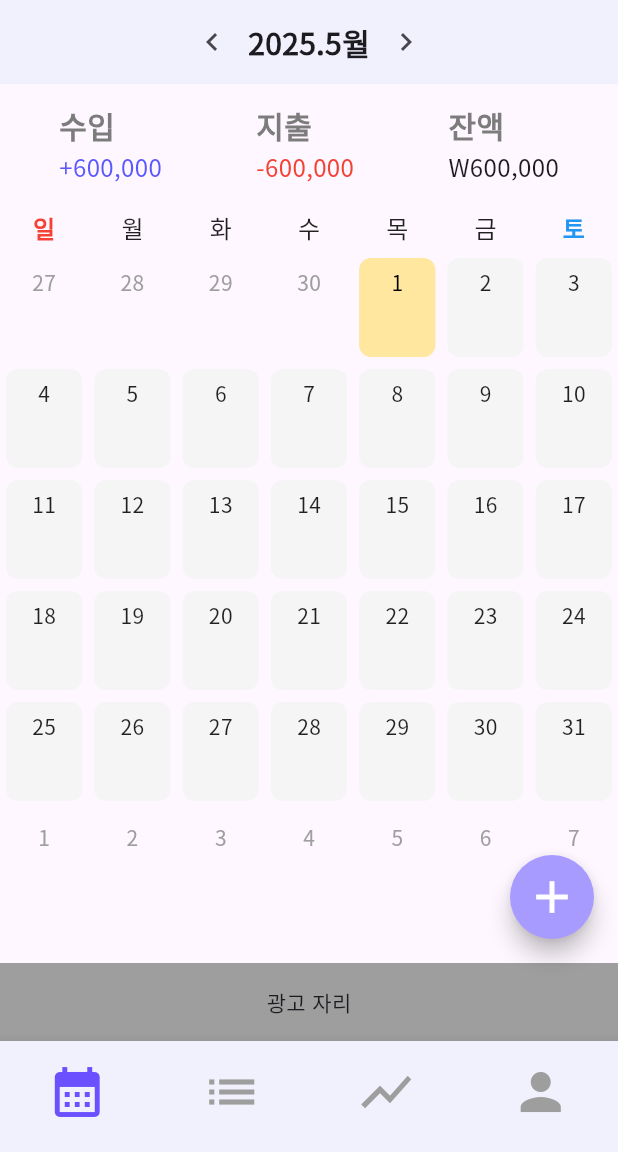
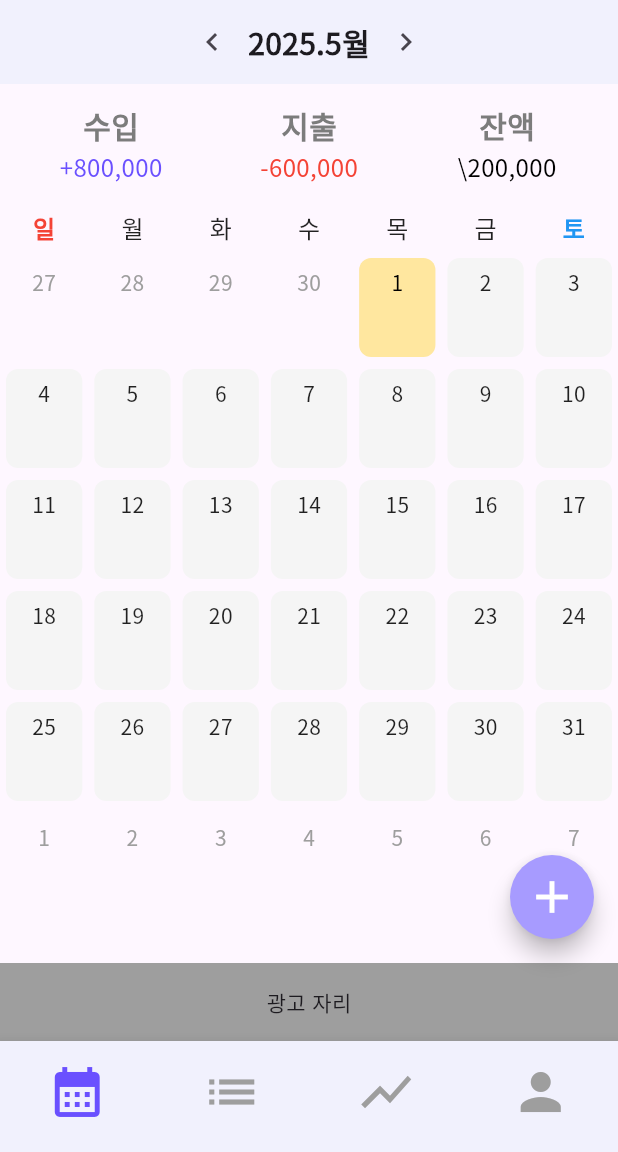
Before and after one commit to Zzeolla/wonmore_budget, a Flutter app: the screen it shows after launch, on a phone screen of 412 x 824 dp, the part 84-1236 px from its top. Run offline on Flutter 3.47's test engine with Material 3 defaults, Android fonts, the phone set to English and light mode, and no system bars; drawn by our look-alikes of table_calendar; our stand-ins replace month_picker_dialog.

```diff
--- a/lib/main.dart
+++ b/lib/main.dart
@@ -1,16 +1,21 @@
 import 'package:flutter/material.dart';
 import 'package:flutter_localizations/flutter_localizations.dart';
+import 'package:intl/date_symbol_data_local.dart';
+import 'package:wonmore_budget/screen/analysis_screen.dart';
 import 'package:wonmore_budget/screen/main_screen.dart';
+import 'package:wonmore_budget/screen/my_wallet_screen.dart';
 import 'package:wonmore_budget/screen/splash_screen.dart';
 
-void main() {
+void main() async {
+  WidgetsFlutterBinding.ensureInitialized();
+  await initializeDateFormatting();
   runApp(const MyApp());
 }
 
 class MyApp extends StatelessWidget {
   const MyApp({super.key});
 
-  // This widget is the root of your application.
+
   @override
   Widget build(BuildContext context) {
     return MaterialApp(
@@ -24,7 +29,7 @@ class MyApp extends StatelessWidget {
         GlobalWidgetsLocalizations.delegate,
         GlobalCupertinoLocalizations.delegate,
       ],
-      title: 'Flutter Demo',
+      title: 'wonmore_budget',
       theme: ThemeData(
         colorScheme: ColorScheme.fromSeed(seedColor: Colors.deepPurple),
         useMaterial3: true,
@@ -34,7 +39,9 @@ class MyApp extends StatelessWidget {
       initialRoute: '/',
       routes: {
         '/': (context) => SplashScreen(),
-        '/main': (context) => MainScreen()
+        '/main': (context) => MainScreen(),
+        '/wallet': (context) => MyWalletScreen(),
+        '/analysis': (context) => AnalysisScreen(),
       },
     );
   }
--- a/lib/screen/home_screen.dart
+++ b/lib/screen/home_screen.dart
@@ -1,5 +1,6 @@
 import 'package:flutter/material.dart';
-import 'package:table_calendar/table_calendar.dart';
+import 'package:intl/intl.dart';
+import 'package:month_picker_dialog/month_picker_dialog.dart';
 import 'package:wonmore_budget/widget/bottom_sheet_widget.dart';
 import 'package:wonmore_budget/widget/calendar_widget.dart';
 import 'package:wonmore_budget/widget/common_app_bar.dart';
@@ -77,9 +78,25 @@ class _HomeScreenState extends State<HomeScreen> {
                         onPressed: _onLeftArrow,
                         icon: Icon(Icons.chevron_left),
                       ),
-                      Text(
-                        _yearMonthText,
-                        style: TextStyle(fontSize: 20, fontWeight: FontWeight.bold),
+                      GestureDetector(
+                        onTap: () async {
+                          final pickedDate = await showMonthPicker(
+                            context: context,
+                            initialDate: _focusedDay,
+                            firstDate: DateTime(1900),
+                            lastDate: DateTime(2100),
+                          );
+
+                          if (pickedDate != null) {
+                            setState(() {
+                              _focusedDay = pickedDate;
+                            });
+                          }
+                        },
+                        child: Text(
+                          _yearMonthText,
+                          style: TextStyle(fontSize: 20, fontWeight: FontWeight.bold),
+                        ),
                       ),
                       IconButton(
                         onPressed: _onRightArrow,
@@ -101,46 +118,9 @@ class _HomeScreenState extends State<HomeScreen> {
                     mainAxisAlignment: MainAxisAlignment.spaceAround,
                     crossAxisAlignment: CrossAxisAlignment.center,
                     children: [
-                      Column(
-                        mainAxisAlignment: MainAxisAlignment.center,
-                        crossAxisAlignment: CrossAxisAlignment.start,
-                        children: [
-                          Text('수입',
-                              style: TextStyle(
-                                  fontSize: 20,
-                                  color: Color(0xFF7C7C7C),
-                                  fontWeight: FontWeight.bold)),
-                          SizedBox(height: 2),
-                          Text('+600,000',
-                              style: TextStyle(color: Color(0xFF5C57FE), fontSize: 16)),
-                        ],
-                      ),
-                      Column(
-                        mainAxisAlignment: MainAxisAlignment.center,
-                        crossAxisAlignment: CrossAxisAlignment.start,
-                        children: [
-                          Text('지출',
-                              style: TextStyle(
-                                  fontSize: 20,
-                                  color: Color(0xFF7C7C7C),
-                                  fontWeight: FontWeight.bold)),
-                          SizedBox(height: 2),
-                          Text('-600,000', style: TextStyle(color: Colors.red, fontSize: 16)),
-                        ],
-                      ),
-                      Column(
-                        mainAxisAlignment: MainAxisAlignment.center,
-                        crossAxisAlignment: CrossAxisAlignment.start,
-                        children: [
-                          Text('잔액',
-                              style: TextStyle(
-                                  fontSize: 20,
-                                  color: Color(0xFF7C7C7C),
-                                  fontWeight: FontWeight.bold)),
-                          SizedBox(height: 2),
-                          Text('W600,000', style: TextStyle(fontSize: 16)),
-                        ],
-                      ),
+                      Expanded(child: _buildSummaryItem('수입', 800000, '+')),
+                      Expanded(child: _buildSummaryItem('지출', 600000, '-')),
+                      Expanded(child: _buildSummaryItem('잔액', 200000)),
                     ],
                   ),
                 ),
@@ -217,21 +197,36 @@ class _HomeScreenState extends State<HomeScreen> {
     });
   }
 
-  String _weekdayString(int weekday) {
-    switch (weekday) {
-      case DateTime.monday:
-        return '월';
-      case DateTime.tuesday:
-        return '화';
-      case DateTime.wednesday:
-        return '수';
-      case DateTime.thursday:
-        return '목';
-      case DateTime.friday:
-        return '금';
-      default:
-        return '';
-    }
+  Widget _buildSummaryItem(String label, int amount, [String prefix = '\\']) {
+    final formattedAmount = NumberFormat('#,###').format(amount);
+    final displayAmount = '$prefix$formattedAmount';
+    final Color amountColor = switch (prefix) {
+      '+' => Color(0xFF6A50FF),
+      '-' => Colors.red,
+      _ => Colors.black,
+    };
+    return Column(
+      mainAxisAlignment: MainAxisAlignment.center,
+      crossAxisAlignment: CrossAxisAlignment.center,
+      children: [
+        Text(
+          label,
+          style:
+              const TextStyle(fontSize: 20, color: Color(0xFF7C7C7C), fontWeight: FontWeight.bold),
+        ),
+        const SizedBox(height: 2),
+        Text(
+          displayAmount,
+          style: TextStyle(
+            fontSize: 16,
+            color: amountColor,
+          ),
+          maxLines: 1,
+          overflow: TextOverflow.ellipsis,
+          softWrap: false,
+        ),
+      ],
+    );
   }
 
   void _showBottomSheet(BuildContext context, DateTime selectedDay, double rowHeight) {
--- a/lib/screen/main_screen.dart
+++ b/lib/screen/main_screen.dart
@@ -3,7 +3,6 @@ import 'package:wonmore_budget/screen/analysis_screen.dart';
 import 'package:wonmore_budget/screen/home_screen.dart';
 import 'package:wonmore_budget/screen/my_info_screen.dart';
 import 'package:wonmore_budget/screen/my_wallet_screen.dart';
-import 'package:wonmore_budget/widget/common_app_bar.dart';
 
 class MainScreen extends StatefulWidget {
   const MainScreen({super.key});
--- a/lib/widget/calendar_widget.dart
+++ b/lib/widget/calendar_widget.dart
@@ -27,8 +27,8 @@ class _CalendarWidgetState extends State<CalendarWidget> {
     return TableCalendar(
       locale: 'ko_KR',
       focusedDay: widget.focusedDay,
-      firstDay: DateTime.utc(2020, 1, 1),
-      lastDay: DateTime.utc(2030, 12, 31),
+      firstDay: DateTime.utc(1900, 1, 1),
+      lastDay: DateTime.utc(2100, 12, 31),
       headerVisible: false,
       sixWeekMonthsEnforced: true,
       daysOfWeekHeight: 32,
--- a/pubspec.yaml
+++ b/pubspec.yaml
@@ -19,6 +19,7 @@ dependencies:
   flutter_localizations:
     sdk: flutter
   intl: ^0.19.0
+  month_picker_dialog: ^6.0.3
 
 dev_dependencies:
   flutter_test:
```
Also changed, not shown: pubspec.lock.
